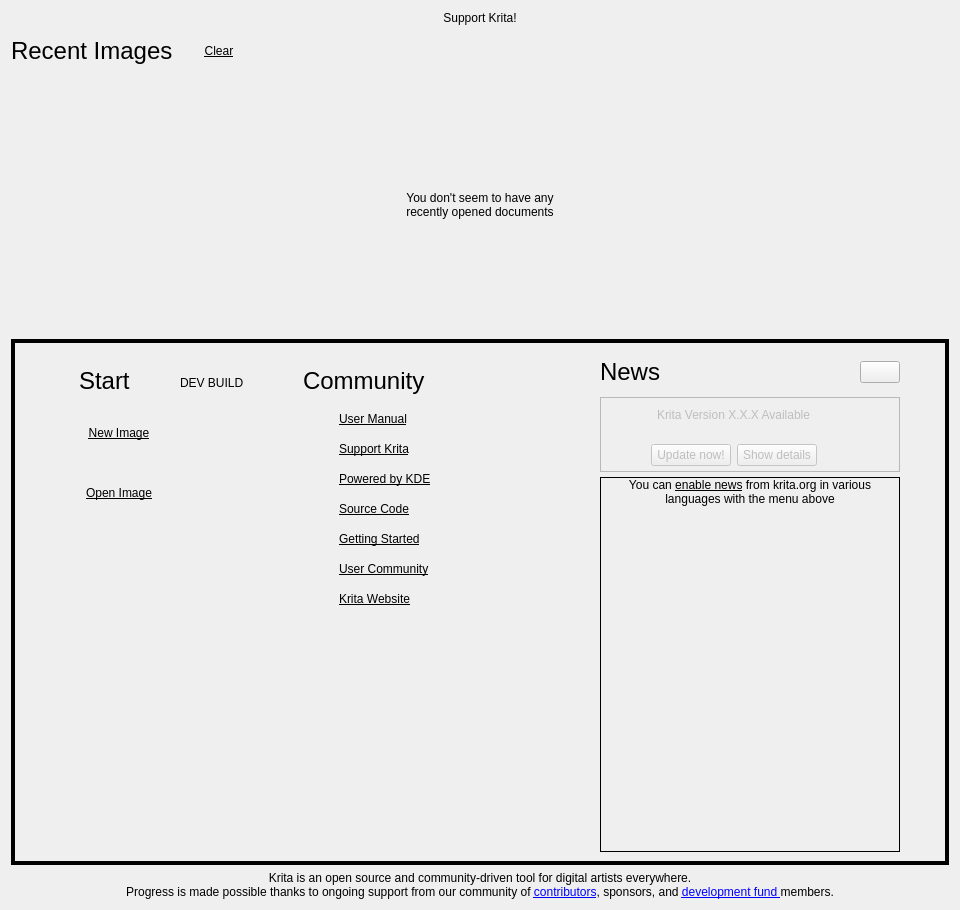
The window that libs/ui/forms/KisWelcomePage.ui (KDE/krita) describes before a commit, drawn with Qt 5.
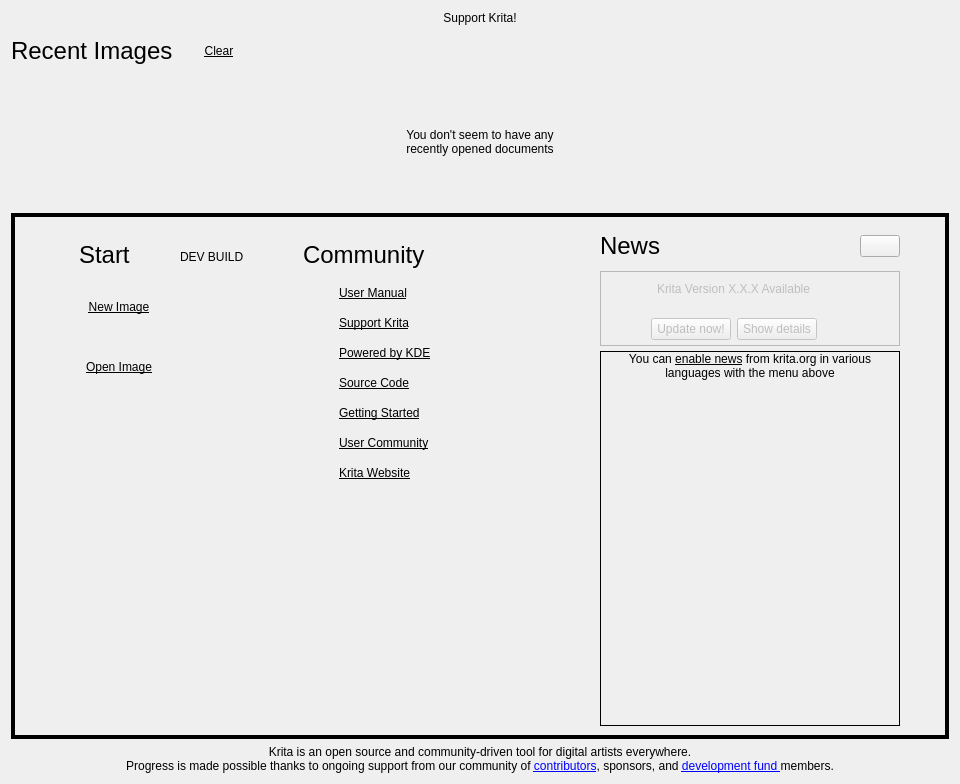
The same window after the commit. Custom widgets are drawn as their Qt base class.

Commit message: Make the recent documents listview less high

Diff of the .ui file:
```diff
--- a/libs/ui/forms/KisWelcomePage.ui
+++ b/libs/ui/forms/KisWelcomePage.ui
@@ -136,7 +136,7 @@
          <property name="minimumSize">
           <size>
            <width>0</width>
-           <height>256</height>
+           <height>130</height>
           </size>
          </property>
          <property name="frameShape">
```
